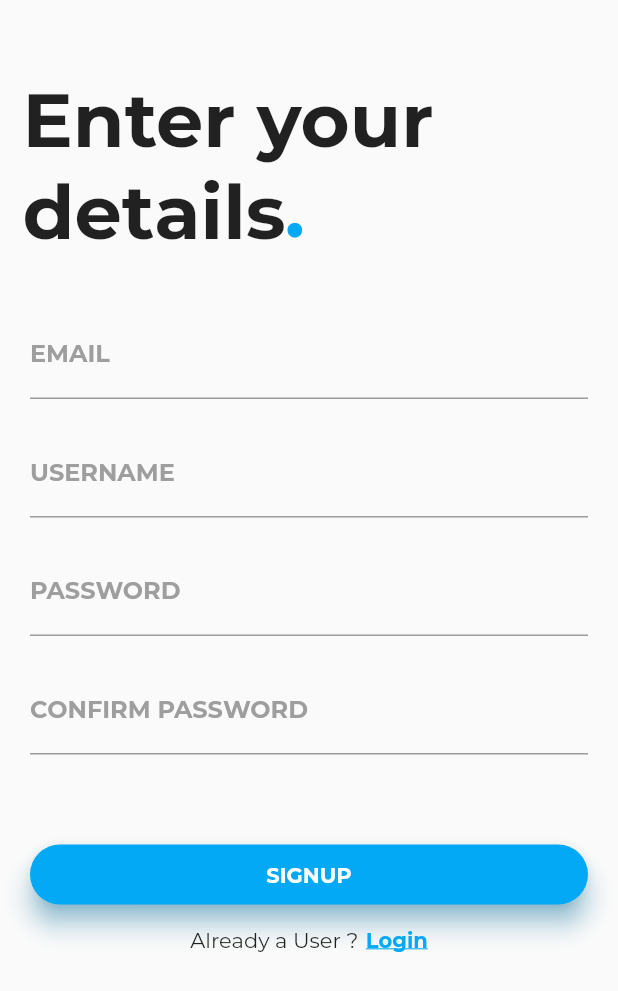
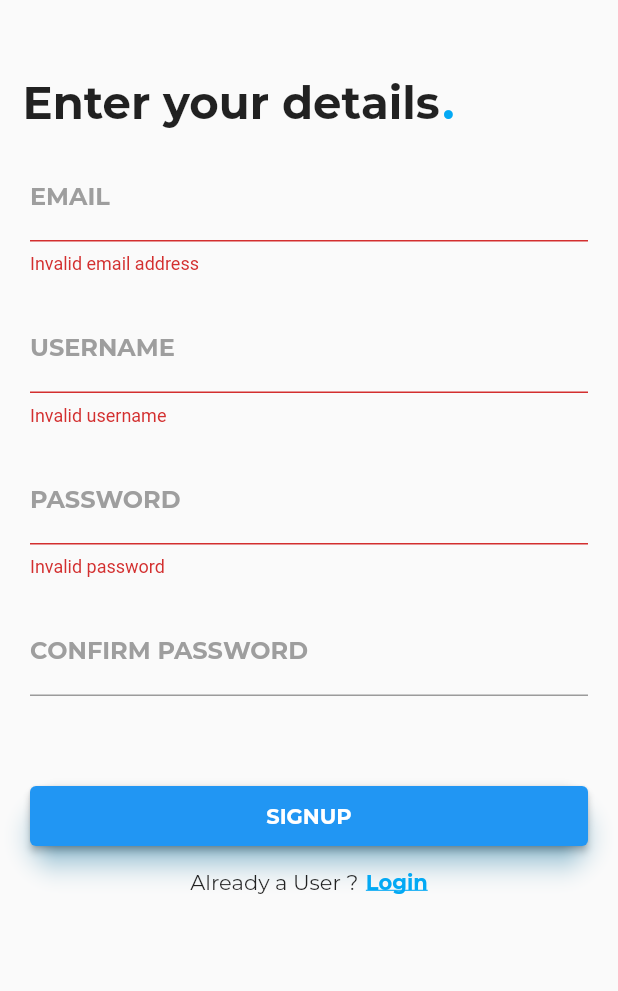
Before and after one commit to nilsys/Flutter-BlogApp, a Flutter app: the screen it shows after launch, after a tap on "SIGNUP", on a phone screen of 412 x 824 dp. Shown: the top 991 px of the screen. Run offline on Flutter 3.47's test engine with Material 2 defaults, Android fonts, the phone set to English and light mode, and no system bars; our stand-ins replace email_validator.

Commit message:
signup form validation

```diff
--- a/blog_app/lib/main.dart
+++ b/blog_app/lib/main.dart
@@ -7,7 +7,7 @@ void main() {
   runApp(MaterialApp(
     initialRoute: '/signup',
     routes: {
-      '/': (context) => Login(),
+      '/login': (context) => Login(),
       '/signup': (context) => SignUp(),
     },
   ));
--- a/blog_app/lib/pages/signup.dart
+++ b/blog_app/lib/pages/signup.dart
@@ -1,4 +1,5 @@
 import 'package:flutter/material.dart';
+import 'package:email_validator/email_validator.dart';
 
 class SignUp extends StatefulWidget {
   @override
@@ -6,11 +7,18 @@ class SignUp extends StatefulWidget {
 }
 
 class _SignUp extends State<SignUp> {
+  String _username,_email,_password,_confirmpassword="";
+  final TextEditingController _pass = TextEditingController();
+  final TextEditingController _confirmPass = TextEditingController();
+  final _formKey = GlobalKey<FormState>();
   @override
   Widget build(BuildContext context) {
-    return new Scaffold(
-      resizeToAvoidBottomPadding: false,
-      body: Column(
+    return Scaffold(
+      resizeToAvoidBottomInset: false,
+      body: Form(
+        key: _formKey,
+        //resizeToAvoidBottomPadding: false,
+        child: Column(
           crossAxisAlignment: CrossAxisAlignment.start,
           children: <Widget>[
             Container(
@@ -21,18 +29,18 @@ class _SignUp extends State<SignUp> {
                     child: Text(
                       'Enter your details',
                       style: TextStyle(
-                      fontSize: 50.0,
+                        fontSize: 30.0,
                         fontWeight: FontWeight.bold,
                         fontFamily: 'Montserrat',
                       ),
                     ),
                   ),
                   Container(
-                  padding: EdgeInsets.fromLTRB(190.0, 110.0, 0.0, 0.0),
+                    padding: EdgeInsets.fromLTRB(295.0, 50.0, 0.0, 0.0),
                     child: Text(
                       '.',
                       style: TextStyle(
-                      fontSize: 50.0,
+                        fontSize: 30.0,
                         fontWeight: FontWeight.bold,
                         fontFamily: 'Montserrat',
                         color: Colors.lightBlue,
@@ -43,10 +51,10 @@ class _SignUp extends State<SignUp> {
               ),
             ),
             Container(
-            padding: EdgeInsets.only(top: 35.0, left: 20.0, right: 20.0),
+              padding: EdgeInsets.only(top: 15.0, left: 20.0, right: 20.0),
               child: Column(
                 children: <Widget>[
-                TextField(
+                  TextFormField(
                     decoration: InputDecoration(
                         labelText: 'EMAIL',
                         labelStyle: TextStyle(
@@ -58,9 +66,11 @@ class _SignUp extends State<SignUp> {
                             borderSide: BorderSide(color: Colors.lightBlue)
                         )
                     ),
+                    validator: (email)=>EmailValidator.validate(email)? null:"Invalid email address",
+                    onSaved: (email)=> _email = email,
                   ),
                   SizedBox(height: 20.0,),
-                TextField(
+                  TextFormField(
                     decoration: InputDecoration(
                         labelText: 'USERNAME',
                         labelStyle: TextStyle(
@@ -72,10 +82,20 @@ class _SignUp extends State<SignUp> {
                             borderSide: BorderSide(color: Colors.lightBlue)
                         )
                     ),
-                  obscureText: true,
+                    validator: (name){
+                      Pattern pattern =
+                          r'^[A-Za-z0-9]+(?:[ _-][A-Za-z0-9]+)*$';
+                      RegExp regex = new RegExp(pattern);
+                      if (!regex.hasMatch(name))
+                        return 'Invalid username';
+                      else
+                        return null;
+                    },
+                    onSaved: (name)=> _username = name,
                   ),
                   SizedBox(height: 20.0,),
-                TextField(
+                  TextFormField(
+                    controller: _pass,
                     decoration: InputDecoration(
                         labelText: 'PASSWORD',
                         labelStyle: TextStyle(
@@ -87,9 +107,21 @@ class _SignUp extends State<SignUp> {
                             borderSide: BorderSide(color: Colors.lightBlue)
                         )
                     ),
+                    validator: (password){
+                      Pattern pattern =
+                          r'^(?=.*[0-9]+.*)(?=.*[a-zA-Z]+.*)[0-9a-zA-Z]{6,}$';
+                      RegExp regex = new RegExp(pattern);
+                      if (!regex.hasMatch(password))
+                        return 'Invalid password';
+                      else
+                        return null;
+                    },
+                    onSaved: (password)=> _password = password,
+                    obscureText: true,
                   ),
                   SizedBox(height: 20.0,),
-                TextField(
+                  TextFormField(
+                    controller: _confirmPass,
                     decoration: InputDecoration(
                         labelText: 'CONFIRM PASSWORD',
                         labelStyle: TextStyle(
@@ -101,6 +133,13 @@ class _SignUp extends State<SignUp> {
                             borderSide: BorderSide(color: Colors.lightBlue)
                         )
                     ),
+                    validator: (confirmpassword){
+                      if (confirmpassword != _pass.text){
+                        return 'not match';
+                      }
+                      return null;
+                    },
+                    obscureText: true,
                   ),
                   SizedBox(height: 60.0,),
                   Container(
@@ -110,8 +149,13 @@ class _SignUp extends State<SignUp> {
                       shadowColor: Colors.lightBlueAccent,
                       color: Colors.lightBlue,
                       elevation: 7.0,
-                    child: GestureDetector(
-                      onTap: () {},
+                      child: ElevatedButton(
+                        onPressed: () {
+                          if(_formKey.currentState.validate()){
+                            _formKey.currentState.save();
+                            Navigator.pushNamed(context, '/login');
+                          }
+                        },
                         child: Center(
                           child: Text(
                             'SIGNUP',
@@ -140,7 +184,7 @@ class _SignUp extends State<SignUp> {
                 SizedBox(width: 5.0,),
                 InkWell(
                   onTap: () {
-                  Navigator.pushNamed(context, '/');
+                    Navigator.pushNamed(context, '/login');
                   },
                   child: Text(
                     'Login',
@@ -156,6 +200,7 @@ class _SignUp extends State<SignUp> {
             )
           ],
         ),
+      ),
     );
   }
 }
--- a/blog_app/pubspec.yaml
+++ b/blog_app/pubspec.yaml
@@ -21,8 +21,10 @@ environment:
   sdk: ">=2.7.0 <3.0.0"
 
 dependencies:
+  email_validator: ^1.0.0
   flutter:
     sdk: flutter
+
 
 
   # The following adds the Cupertino Icons font to your application.
```
Also changed, not shown: blog_app/pubspec.lock. Lines whose indentation alone changed are shown as unchanged.
